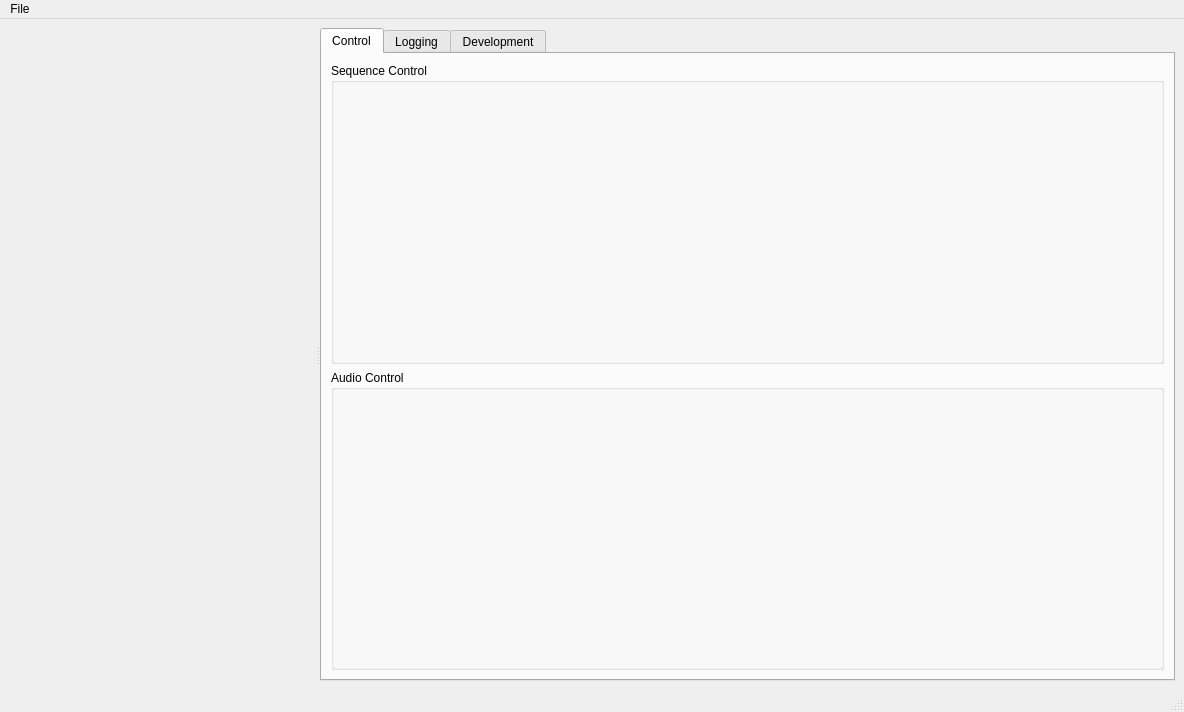
Above: StageRunner/gui/stagerunnermainwin.ui from Pit1966/StageRunner before the change. Below: the same form after it.
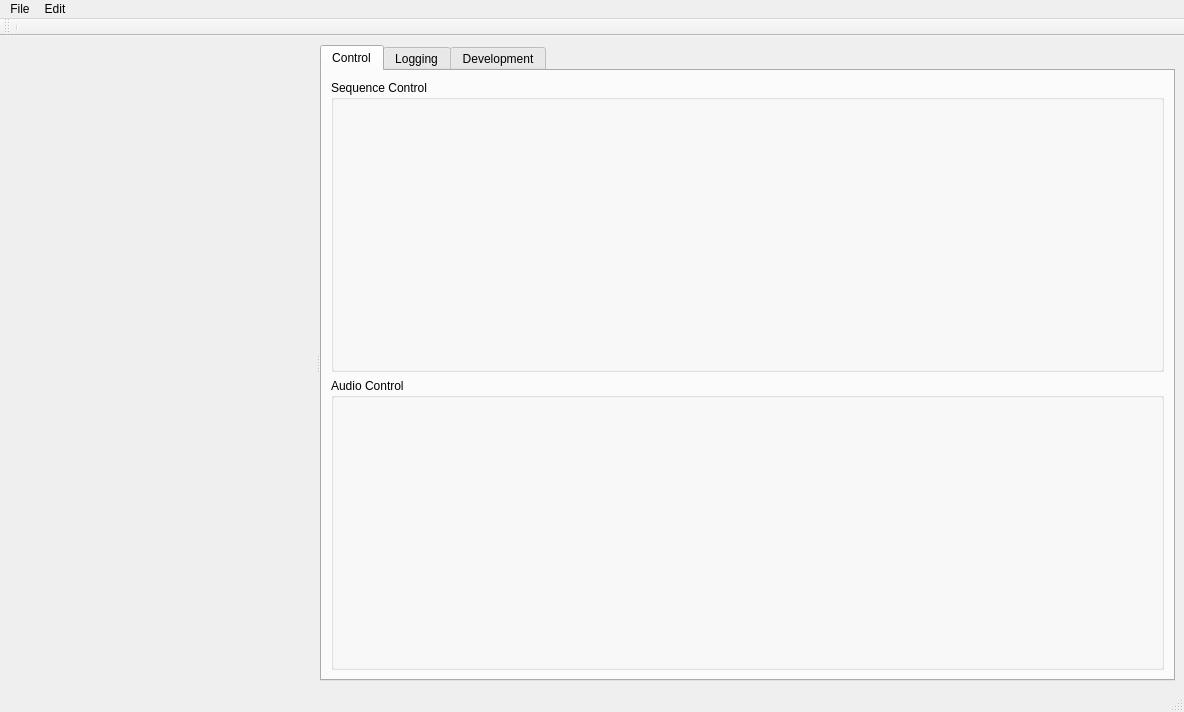
That is the form after the change. Icons and pictures are not drawn. Custom widgets are drawn as their Qt base class.

```diff
--- a/StageRunner/gui/stagerunnermainwin.ui
+++ b/StageRunner/gui/stagerunnermainwin.ui
@@ -136,9 +136,28 @@
     <addaction name="actionSave_Project"/>
     <addaction name="actionSave_Project_as"/>
    </widget>
+   <widget class="QMenu" name="menuEdit">
+    <property name="title">
+     <string>Edit</string>
+    </property>
+    <addaction name="actionEdit_Mode"/>
+   </widget>
    <addaction name="menuFile"/>
+   <addaction name="menuEdit"/>
   </widget>
   <widget class="QStatusBar" name="statusbar"/>
+  <widget class="QToolBar" name="toolBar">
+   <property name="windowTitle">
+    <string>toolBar</string>
+   </property>
+   <attribute name="toolBarArea">
+    <enum>TopToolBarArea</enum>
+   </attribute>
+   <attribute name="toolBarBreak">
+    <bool>true</bool>
+   </attribute>
+   <addaction name="separator"/>
+  </widget>
   <action name="actionSave_Project">
    <property name="text">
     <string>Save Project</string>
```
Left out of the diff: 14 changed lines with no effect on the pictures.
